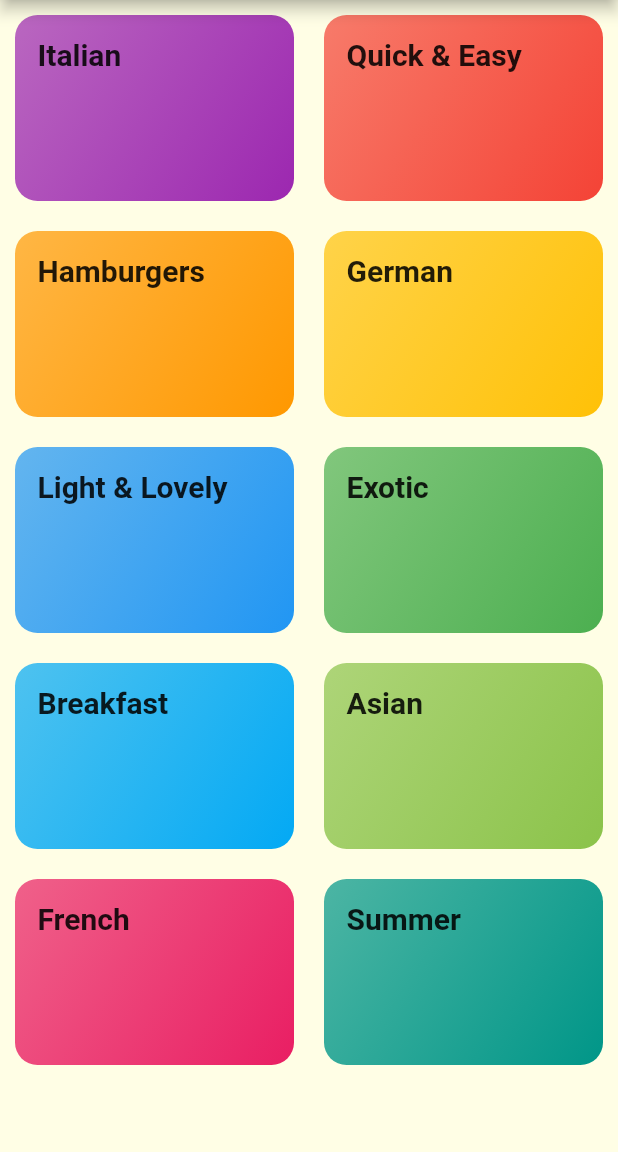
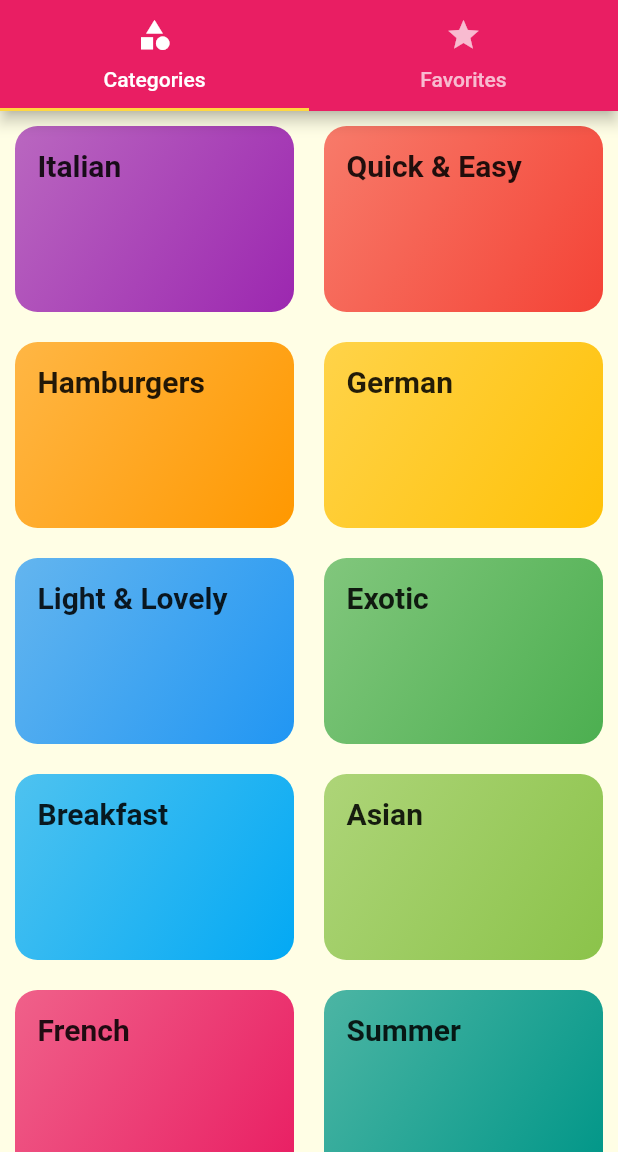
Before and after one commit to Gilles00/shibi_mobile_app, a Flutter app: the screen it shows after launch, on a phone screen of 412 x 824 dp, the part 84-1236 px from its top. Run offline on Flutter 3.47's test engine with Material 2 defaults, Android fonts, the phone set to English and light mode, and no system bars; Roboto replaces fonts that are missing (RobotoCondesed).

Commit message:
feature(top-bar):create a nav bar

```diff
--- a/lib/main.dart
+++ b/lib/main.dart
@@ -1,4 +1,5 @@
 import 'package:flutter/material.dart';
+import './screens/tabs_screen.dart';
 import './screens/meal_detail_screen.dart';
 import './screens/category_meals_screen.dart';
 import './screens/categories_screen.dart';
@@ -32,7 +33,7 @@ class MyApp extends StatelessWidget {
       // home: CategoriesScreen(),
       initialRoute: '/',
       routes: {
-        '/': (ctx) => CategoriesScreen(),
+        '/': (ctx) => TabsScreen(),
         CategoryMealsScreen.routeName: (ctx) => CategoryMealsScreen(),
         MealDetailScreen.routeName: (ctx) => MealDetailScreen()
       },
--- a/lib/screens/categories_screen.dart
+++ b/lib/screens/categories_screen.dart
@@ -5,11 +5,7 @@ import '../widgets/category_item.dart';
 class CategoriesScreen extends StatelessWidget {
   @override
   Widget build(BuildContext context) {
-    return Scaffold(
-      appBar: AppBar(
-        title: Text('Shibi'),
-      ),
-      body: GridView(
+    return GridView(
       padding: EdgeInsets.all(10),
       gridDelegate: SliverGridDelegateWithMaxCrossAxisExtent(
           maxCrossAxisExtent: 200,
@@ -22,7 +18,6 @@ class CategoriesScreen extends StatelessWidget {
                 CategoryItem(category.id, category.title, category.color),
           )
           .toList(),
-      ),
     );
   }
 }
--- /dev/null
+++ b/lib/screens/favorites_screen.dart
@@ -0,0 +1,10 @@
+import 'package:flutter/material.dart';
+
+class FavoritesScreen extends StatelessWidget {
+  @override
+  Widget build(BuildContext context) {
+    return Center(
+      child: Text('The favorites screen'),
+    );
+  }
+}
--- /dev/null
+++ b/lib/screens/tabs_screen.dart
@@ -0,0 +1,45 @@
+import 'package:flutter/material.dart';
+import 'package:mealapp_mobileapp/screens/categories_screen.dart';
+import './favorites_screen.dart';
+import './category_meals_screen.dart';
+
+class TabsScreen extends StatefulWidget {
+  @override
+  _TabsScreenState createState() => _TabsScreenState();
+}
+
+class _TabsScreenState extends State<TabsScreen> {
+  @override
+  Widget build(BuildContext context) {
+    return DefaultTabController(
+      length: 2,
+      // initialIndex: 1,
+      child: Scaffold(
+        appBar: AppBar(
+          title: Text('Shibi'),
+          bottom: TabBar(
+            tabs: <Widget>[
+              Tab(
+                icon: Icon(
+                  Icons.category,
+                ),
+                text: 'Categories',
+              ),
+              Tab(
+                icon: Icon(
+                  Icons.star,
+                ),
+                text: 'Favorites',
+              ),
+            ],
+            onTap: null,
+          ),
+        ),
+        body: TabBarView(children: <Widget>[
+          CategoriesScreen(),
+          FavoritesScreen(),
+        ]),
+      ),
+    );
+  }
+}
```
Lines whose indentation alone changed are shown as unchanged.
